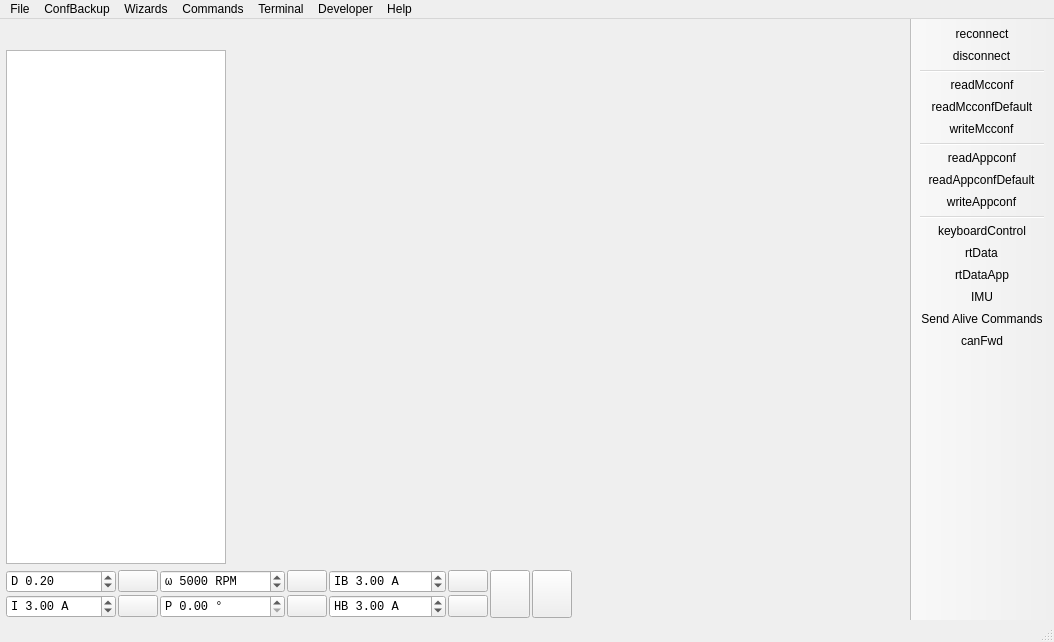
The window that mainwindow.ui (vedderb/vesc_tool) describes before a commit, drawn with Qt 5.
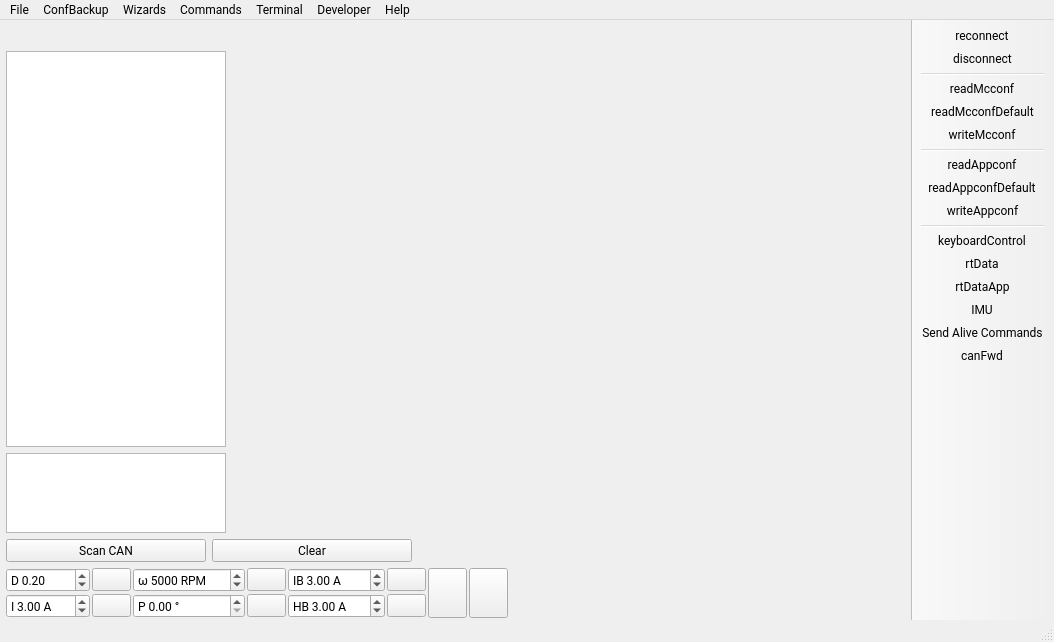
The same window after the commit. Icons and pictures are not drawn. Custom widgets are drawn as their Qt base class.

Commit message: Changed Font and added CAN navigator

```diff
--- a/mainwindow.ui
+++ b/mainwindow.ui
@@ -10,6 +10,11 @@
     <height>642</height>
    </rect>
   </property>
+  <property name="font">
+   <font>
+    <family>Roboto</family>
+   </font>
+  </property>
   <property name="windowTitle">
    <string>VESC Tool</string>
   </property>
@@ -26,9 +31,12 @@
      <number>2</number>
     </property>
     <item>
-     <layout class="QHBoxLayout" name="horizontalLayout" stretch="0,1">
+     <layout class="QHBoxLayout" name="horizontalLayout" stretch="0,0">
       <item>
        <layout class="QVBoxLayout" name="verticalLayout_2">
+        <property name="sizeConstraint">
+         <enum>QLayout::SetDefaultConstraint</enum>
+        </property>
         <item>
          <widget class="QLabel" name="pageLabel">
           <property name="enabled">
@@ -65,6 +73,11 @@
             <height>16777215</height>
            </size>
           </property>
+          <property name="font">
+           <font>
+            <family>Roboto</family>
+           </font>
+          </property>
           <property name="editTriggers">
            <set>QAbstractItemView::NoEditTriggers</set>
           </property>
@@ -73,10 +86,93 @@
           </property>
          </widget>
         </item>
+        <item>
+         <widget class="QListWidget" name="canList">
+          <property name="sizePolicy">
+           <sizepolicy hsizetype="Expanding" vsizetype="Expanding">
+            <horstretch>0</horstretch>
+            <verstretch>0</verstretch>
+           </sizepolicy>
+          </property>
+          <property name="minimumSize">
+           <size>
+            <width>220</width>
+            <height>0</height>
+           </size>
+          </property>
+          <property name="maximumSize">
+           <size>
+            <width>220</width>
+            <height>80</height>
+           </size>
+          </property>
+          <property name="font">
+           <font>
+            <family>Roboto</family>
+           </font>
+          </property>
+          <property name="editTriggers">
+           <set>QAbstractItemView::NoEditTriggers</set>
+          </property>
+          <property name="selectionBehavior">
+           <enum>QAbstractItemView::SelectRows</enum>
+          </property>
+         </widget>
+        </item>
+        <item>
+         <layout class="QHBoxLayout" name="horizontalLayout_2">
+          <property name="sizeConstraint">
+           <enum>QLayout::SetDefaultConstraint</enum>
+          </property>
+          <item>
+           <widget class="QPushButton" name="scanButton">
+            <property name="sizePolicy">
+             <sizepolicy hsizetype="Expanding" vsizetype="Minimum">
+              <horstretch>0</horstretch>
+              <verstretch>0</verstretch>
+             </sizepolicy>
+            </property>
+            <property name="maximumSize">
+             <size>
+              <width>200</width>
+              <height>16777215</height>
+             </size>
+            </property>
+            <property name="text">
+             <string>Scan CAN</string>
+            </property>
+           </widget>
+          </item>
+          <item>
+           <widget class="QPushButton" name="clearButton">
+            <property name="sizePolicy">
+             <sizepolicy hsizetype="Expanding" vsizetype="Fixed">
+              <horstretch>0</horstretch>
+              <verstretch>0</verstretch>
+             </sizepolicy>
+            </property>
+            <property name="maximumSize">
+             <size>
+              <width>200</width>
+              <height>16777215</height>
+             </size>
+            </property>
+            <property name="text">
+             <string>Clear</string>
+            </property>
+           </widget>
+          </item>
+         </layout>
+        </item>
        </layout>
       </item>
       <item>
        <widget class="QStackedWidget" name="pageWidget">
+        <property name="font">
+         <font>
+          <family>Roboto</family>
+         </font>
+        </property>
         <property name="currentIndex">
          <number>-1</number>
         </property>
@@ -468,7 +564,7 @@
      <x>0</x>
      <y>0</y>
      <width>1054</width>
-     <height>22</height>
+     <height>24</height>
     </rect>
    </property>
    <widget class="QMenu" name="menuFile">
@@ -529,6 +625,11 @@
     <addaction name="actionTerminalClear"/>
    </widget>
    <widget class="QMenu" name="menuCommands">
+    <property name="font">
+     <font>
+      <family>Roboto</family>
+     </font>
+    </property>
     <property name="title">
      <string>Commands</string>
     </property>
```
Left out of the diff: 428 changed lines with no effect on the pictures. The commit also changes 30 other files.
